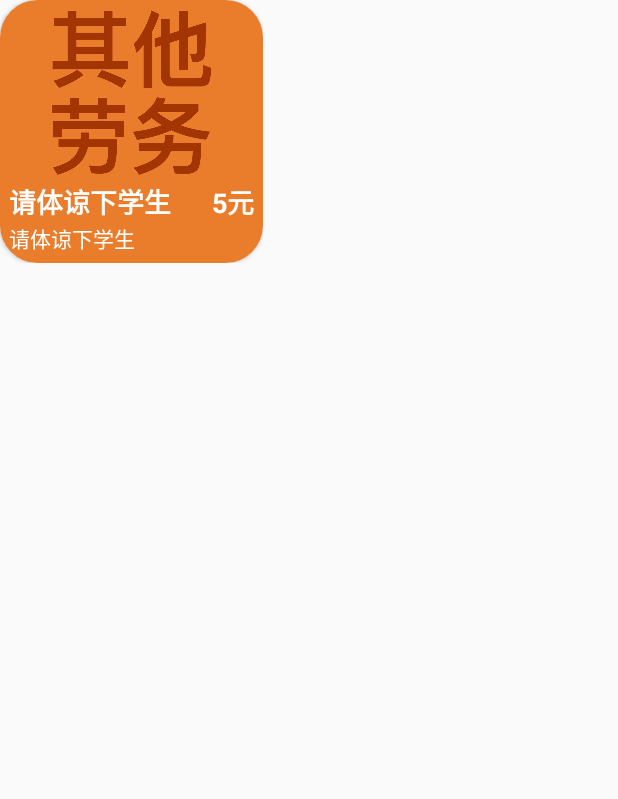
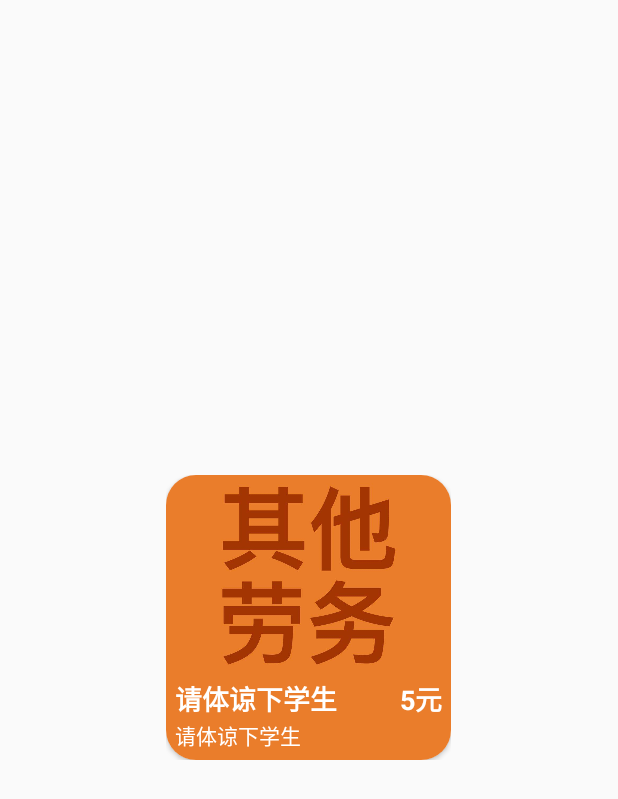
Before and after one commit to ArthurCChen/Android2020Spring, an Android app: the layout fragment_wants.xml on its own in the app's theme, with its tools: preview values and no code run, on a phone screen of 412 x 824 dp. Shown: the top 799 px of the screen. Run offline under Robolectric (Android 15) with nearby library versions, the phone set to English and light mode, and no system bars.

Commit message:
ui改进,去掉硬件加速

```diff
--- a/Jupiter/app/src/main/res/layout/fragment_wants.xml
+++ b/Jupiter/app/src/main/res/layout/fragment_wants.xml
@@ -2,13 +2,17 @@
 <LinearLayout xmlns:android="http://schemas.android.com/apk/res/android"
     android:layout_width="wrap_content"
     android:layout_height="wrap_content"
+    android:layout_margin="10dp"
     xmlns:app="http://schemas.android.com/apk/res-auto"
-    android:orientation="horizontal">
+    android:orientation="horizontal"
+    android:gravity="center"
+    android:layout_gravity="center">
 
     <androidx.cardview.widget.CardView
         android:layout_width="@dimen/want_image_size"
         android:layout_height="@dimen/want_image_size"
-        app:cardCornerRadius="25dp">
+        android:layout_gravity="center"
+        app:cardCornerRadius="20dp">
 
         <ImageView
             android:id="@+id/want_image"
@@ -57,7 +61,7 @@
 
         </GridLayout>
 
+
     </androidx.cardview.widget.CardView>
 
-
 </LinearLayout>
--- a/Jupiter/app/src/main/res/values/dimens.xml
+++ b/Jupiter/app/src/main/res/values/dimens.xml
@@ -7,5 +7,5 @@
     <dimen name="search_view_insert">5dp</dimen>
     <dimen name="text_margin">16dp</dimen>
 
-    <dimen name="want_image_size">175dp</dimen>
+    <dimen name="want_image_size">190dp</dimen>
 </resources>
```
Also changed, not shown: Jupiter/app/src/main/java/materiallogin/ui/wanted/WantedFragment.java (+1 -8 lines), Jupiter/app/src/main/res/layout/fragment_simple.xml (+5 -2 lines), Jupiter/app/src/main/res/layout/fragment_wanted.xml (+1 -12 lines), Jupiter/app/src/main/res/layout/fragment_wants_list.xml (deleted, +0 -18 lines).
